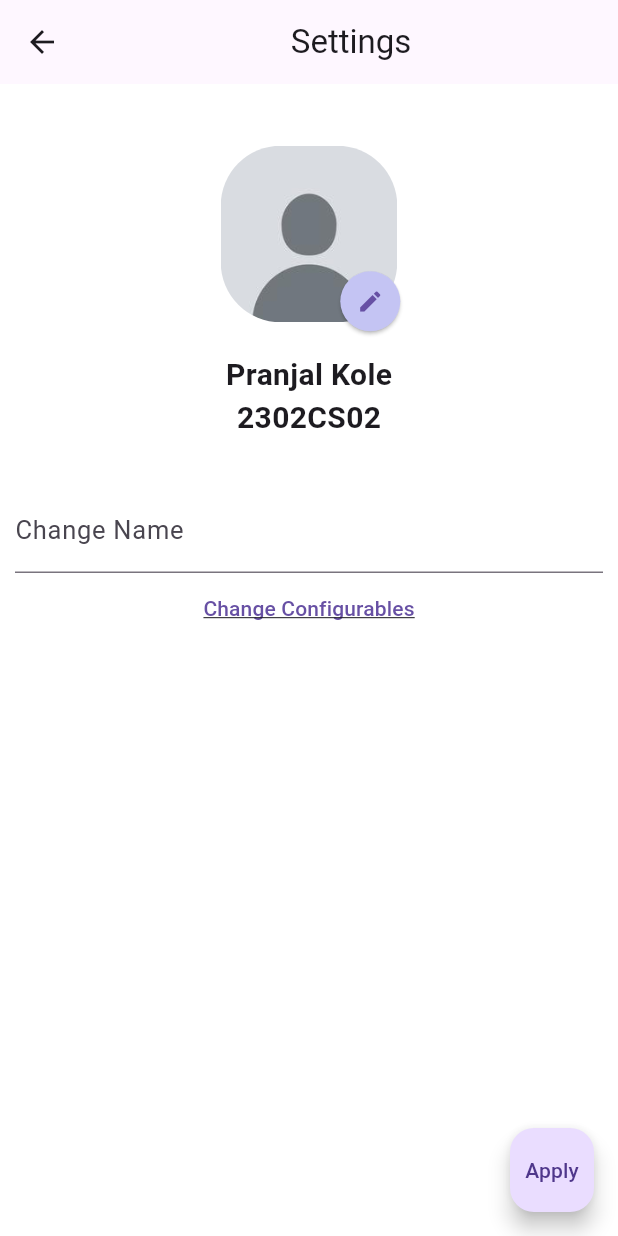
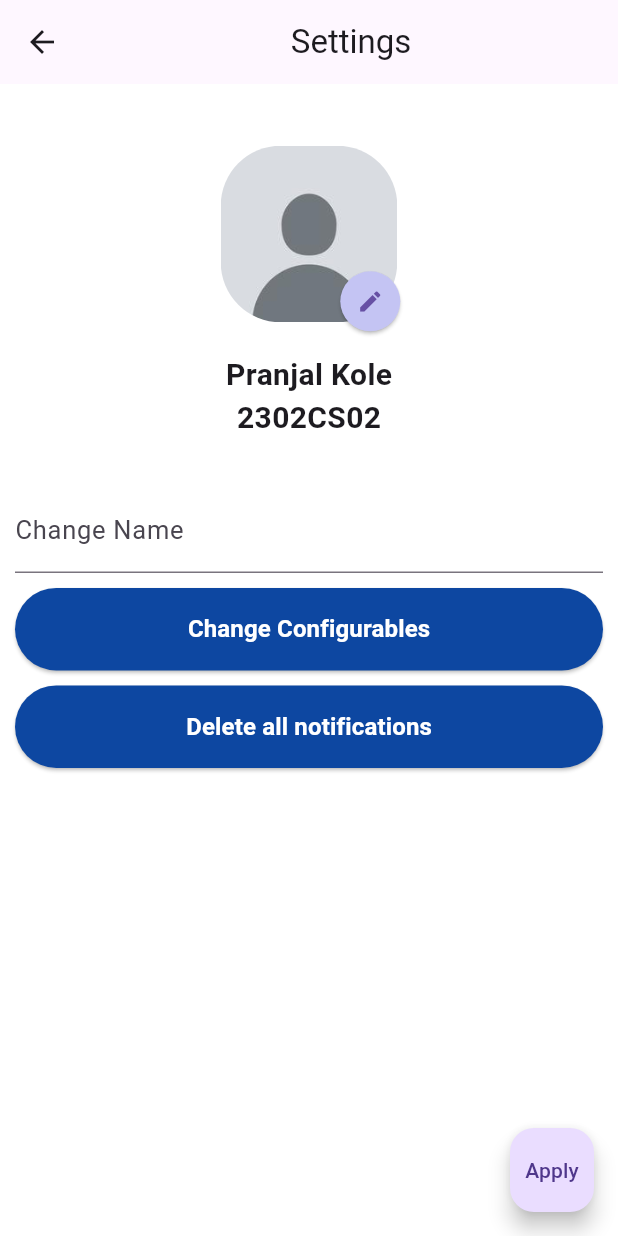
Before and after one commit to Mathwizard1/nss_project, a Flutter app: the NewpicHomepage screen opened directly, after a tap on the "settings" icon, on a phone screen of 412 x 824 dp. Run offline on Flutter 3.47's test engine with Material 3 defaults, Android fonts, the phone set to English and light mode, and no system bars; our stand-ins replace cloud_firestore, firebase_auth, firebase_core, image_picker, pie_chart, qr_flutter and 1 more; missing offline and left inert: flutter_barcode_scanner, flutter_email_sender, flutter_iconpicker, textfield_tags; accounts and stored records are empty.

Commit message:
add delete notifications 5/8/24

```diff
--- a/lib/newpic_homepage.dart
+++ b/lib/newpic_homepage.dart
@@ -7,6 +7,7 @@ import 'package:nss_project/wing_piechart.dart';
 import 'package:nss_project/pic_event_list.dart';
 
 import 'package:firebase_auth/firebase_auth.dart';
+import 'notification_page.dart';
 
 class NewpicHomepage extends StatefulWidget {
   const NewpicHomepage({super.key});
@@ -25,6 +26,14 @@ class _NewpicHomepageState extends State<NewpicHomepage> {
       appBar: AppBar(
         title: const Text('Pic Home'),
         actions: [
+          IconButton(
+              onPressed: () {
+                Navigator.push(
+                    context,
+                    MaterialPageRoute(
+                        builder: (context) => NotificationPage()));
+              },
+              icon: const Icon(Icons.notifications)),
           IconButton(
             icon: const Icon(Icons.settings),
             onPressed: () {
--- a/lib/notification_page.dart
+++ b/lib/notification_page.dart
@@ -74,6 +74,15 @@ class NotificationPage extends StatelessWidget {
   }
 }
 
+  // blow up all notificaitons
+  Future<void> deleteAllNotifications() async {
+  final CollectionReference notificationsRef = FirebaseFirestore.instance.collection('notifications');
+  final QuerySnapshot snapshot = await notificationsRef.get();
+  for (final QueryDocumentSnapshot doc in snapshot.docs) {
+    await doc.reference.delete();
+    }
+  }
+
 // Add this function whenever on pressed is called and it will add a notification
 Future<void> addNotification(String message) async {
   final CollectionReference notificationsRef = FirebaseFirestore.instance.collection('notifications');
--- a/lib/picprofile_page.dart
+++ b/lib/picprofile_page.dart
@@ -6,6 +6,7 @@ import 'package:flutter/services.dart';
 import 'dart:io';
 import 'package:image_picker/image_picker.dart';
 import 'package:flutter_iconpicker/flutter_iconpicker.dart';
+import 'notification_page.dart';
 
 // import 'package:nss_project/leaderboard_page.dart';
 
@@ -130,7 +131,14 @@ class _PicProfilePageState extends State<PicProfilePage> {
                     name = text;
                   },
                 ),
-                TextButton(
+                  const SizedBox(height: 10),
+                  SizedBox(
+                    width: double.infinity,
+                    child: ElevatedButton(
+                      style: ElevatedButton.styleFrom(
+                        foregroundColor: Colors.white, backgroundColor: Colors.blue[900],
+                        padding: const EdgeInsets.symmetric(vertical: 16.0),
+                      ),
                       onPressed: () {
                         Navigator.push(
                             context,
@@ -139,8 +147,33 @@ class _PicProfilePageState extends State<PicProfilePage> {
                       },
                       child: const Text(
                         'Change Configurables',
-                      style: TextStyle(decoration: TextDecoration.underline),
-                    )),
+                        style: TextStyle(
+                          fontSize: 16,
+                          fontWeight: FontWeight.bold,
+                        ),
+                      ),
+                    ),
+                  ),
+                  const SizedBox(height: 10),
+                  SizedBox(
+                    width: double.infinity,
+                    child: ElevatedButton(
+                      style: ElevatedButton.styleFrom(
+                        foregroundColor: Colors.white, backgroundColor: Colors.blue[900],
+                        padding: const EdgeInsets.symmetric(vertical: 16.0),
+                      ),
+                      onPressed: () {
+                        deleteAllNotifications();
+                      },
+                      child: const Text(
+                        'Delete all notifications',
+                        style: TextStyle(
+                          fontSize: 16,
+                          fontWeight: FontWeight.bold,
+                        ),
+                      ),
+                    ),
+                  ),
                 // Padding(
                 //   padding: const EdgeInsets.all(5.0),
                 //   child: SizedBox(
```
Lines whose indentation alone changed are shown as unchanged.
